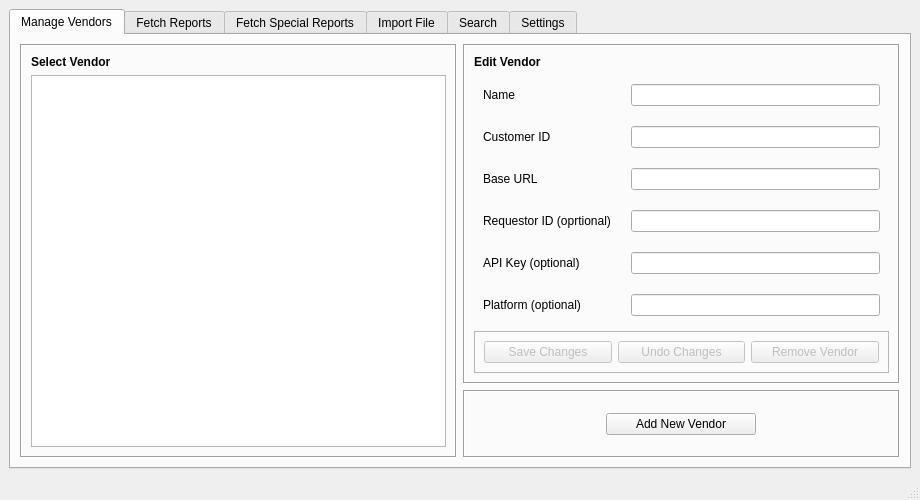
Before: the Qt Designer form ui/MainWindow.ui in CS-4820-Library-Project/COUNTER-5-Report-Tool-2020-5.0, drawn with Qt 5.
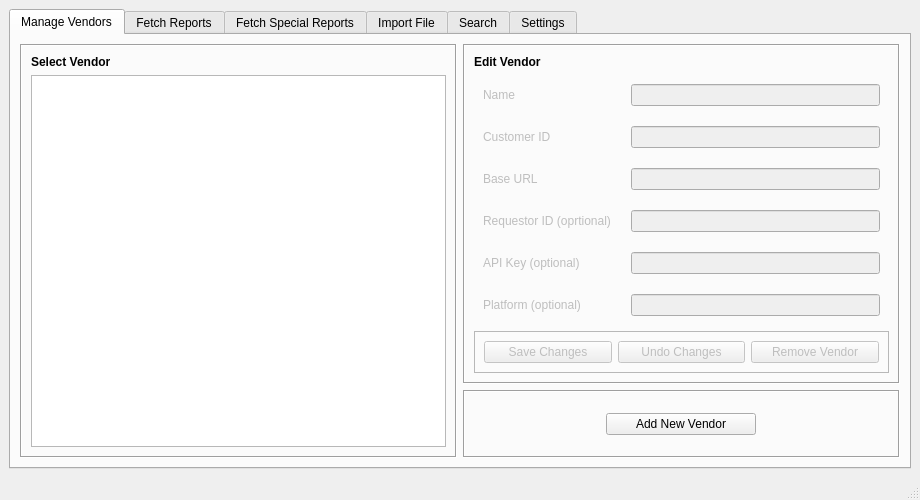
After: the same form once the commit is applied. The open tabs and pages were chosen to show the change.

Commit message: Updated ManageVendors UI logic

What changed in the file:
```diff
--- a/ui/MainWindow.ui
+++ b/ui/MainWindow.ui
@@ -138,7 +138,10 @@
                </widget>
               </item>
               <item>
-               <widget class="QFrame" name="frame_9">
+               <widget class="QFrame" name="edit_vendor_details_frame">
+                <property name="enabled">
+                 <bool>false</bool>
+                </property>
                 <layout class="QFormLayout" name="formLayout">
                  <property name="horizontalSpacing">
                   <number>20</number>
```
Left out of the diff: 4 changed lines with no effect on the pictures. The commit also changes 3 other files.
